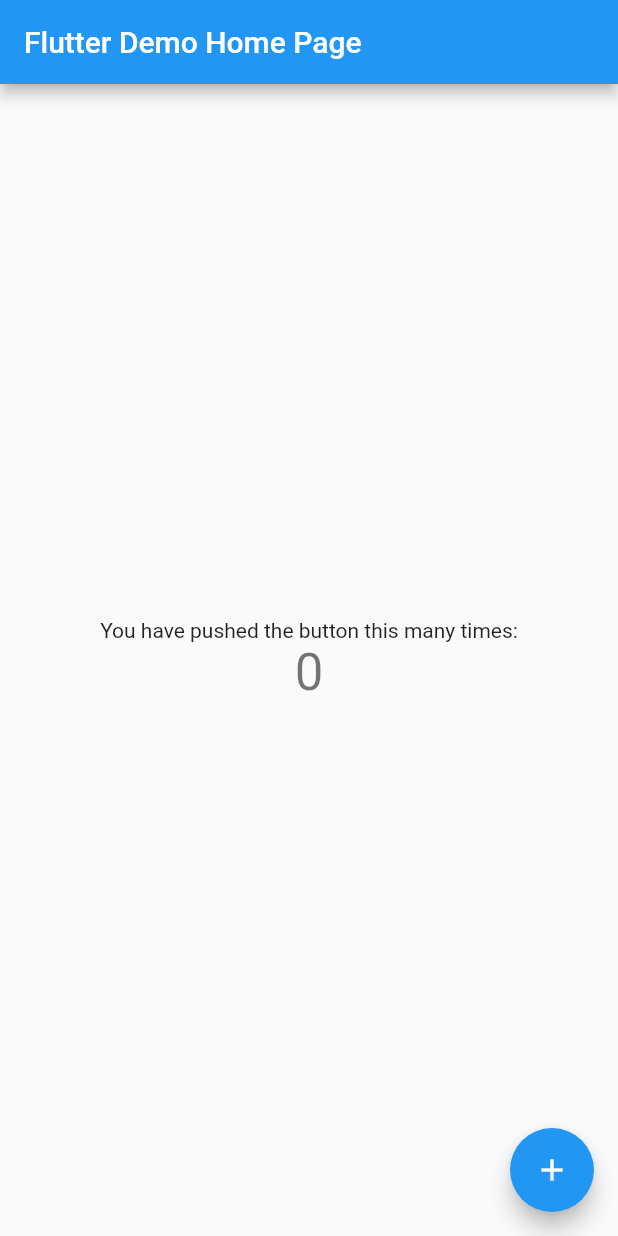
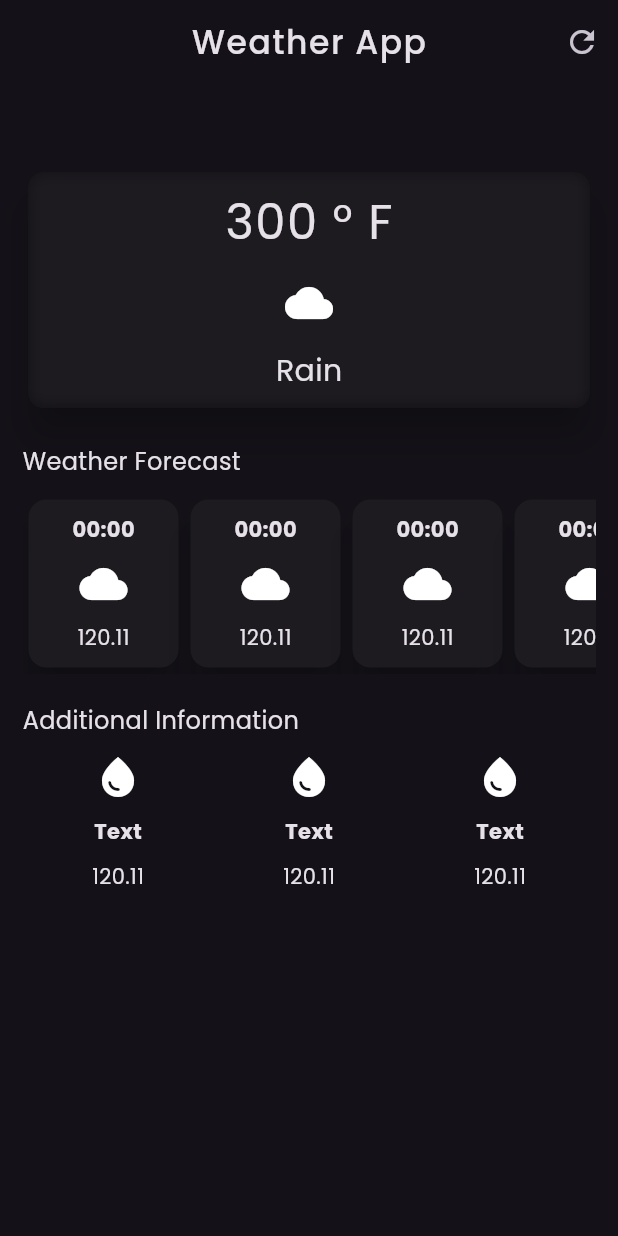
Before and after one commit to arjunsaud/flutter_weather_app, a Flutter app: the screen it shows after launch, on a phone screen of 412 x 824 dp. Run offline on Flutter 3.47's test engine with Material 2 defaults, Android fonts, the phone set to English and light mode, and no system bars; our stand-ins replace google_fonts.

Commit message:
ui complete

```diff
--- a/lib/main.dart
+++ b/lib/main.dart
@@ -1,115 +1,25 @@
 import 'package:flutter/material.dart';
+import 'package:google_fonts/google_fonts.dart';
+
+import 'screens/weather_screen.dart';
 
 void main() {
-  runApp(const MyApp());
+  runApp(const WeatherApp());
 }
 
-class MyApp extends StatelessWidget {
-  const MyApp({super.key});
+class WeatherApp extends StatelessWidget {
+  const WeatherApp({super.key});
 
-  // This widget is the root of your application.
   @override
   Widget build(BuildContext context) {
     return MaterialApp(
-      title: 'Flutter Demo',
+      debugShowCheckedModeBanner: false,
       theme: ThemeData(
-        // This is the theme of your application.
-        //
-        // Try running your application with "flutter run". You'll see the
-        // application has a blue toolbar. Then, without quitting the app, try
-        // changing the primarySwatch below to Colors.green and then invoke
-        // "hot reload" (press "r" in the console where you ran "flutter run",
-        // or simply save your changes to "hot reload" in a Flutter IDE).
-        // Notice that the counter didn't reset back to zero; the application
-        // is not restarted.
-        primarySwatch: Colors.blue,
-      ),
-      home: const MyHomePage(title: 'Flutter Demo Home Page'),
+          brightness: Brightness.dark,
+          useMaterial3: true,
+          fontFamily: GoogleFonts.poppins().fontFamily),
+      title: "Weather App",
+      home: WeatherScreen(),
     );
   }
 }
-
-class MyHomePage extends StatefulWidget {
-  const MyHomePage({super.key, required this.title});
-
-  // This widget is the home page of your application. It is stateful, meaning
-  // that it has a State object (defined below) that contains fields that affect
-  // how it looks.
-
-  // This class is the configuration for the state. It holds the values (in this
-  // case the title) provided by the parent (in this case the App widget) and
-  // used by the build method of the State. Fields in a Widget subclass are
-  // always marked "final".
-
-  final String title;
-
-  @override
-  State<MyHomePage> createState() => _MyHomePageState();
-}
-
-class _MyHomePageState extends State<MyHomePage> {
-  int _counter = 0;
-
-  void _incrementCounter() {
-    setState(() {
-      // This call to setState tells the Flutter framework that something has
-      // changed in this State, which causes it to rerun the build method below
-      // so that the display can reflect the updated values. If we changed
-      // _counter without calling setState(), then the build method would not be
-      // called again, and so nothing would appear to happen.
-      _counter++;
-    });
-  }
-
-  @override
-  Widget build(BuildContext context) {
-    // This method is rerun every time setState is called, for instance as done
-    // by the _incrementCounter method above.
-    //
-    // The Flutter framework has been optimized to make rerunning build methods
-    // fast, so that you can just rebuild anything that needs updating rather
-    // than having to individually change instances of widgets.
-    return Scaffold(
-      appBar: AppBar(
-        // Here we take the value from the MyHomePage object that was created by
-        // the App.build method, and use it to set our appbar title.
-        title: Text(widget.title),
-      ),
-      body: Center(
-        // Center is a layout widget. It takes a single child and positions it
-        // in the middle of the parent.
-        child: Column(
-          // Column is also a layout widget. It takes a list of children and
-          // arranges them vertically. By default, it sizes itself to fit its
-          // children horizontally, and tries to be as tall as its parent.
-          //
-          // Invoke "debug painting" (press "p" in the console, choose the
-          // "Toggle Debug Paint" action from the Flutter Inspector in Android
-          // Studio, or the "Toggle Debug Paint" command in Visual Studio Code)
-          // to see the wireframe for each widget.
-          //
-          // Column has various properties to control how it sizes itself and
-          // how it positions its children. Here we use mainAxisAlignment to
-          // center the children vertically; the main axis here is the vertical
-          // axis because Columns are vertical (the cross axis would be
-          // horizontal).
-          mainAxisAlignment: MainAxisAlignment.center,
-          children: <Widget>[
-            const Text(
-              'You have pushed the button this many times:',
-            ),
-            Text(
-              '$_counter',
-              style: Theme.of(context).textTheme.headlineMedium,
-            ),
-          ],
-        ),
-      ),
-      floatingActionButton: FloatingActionButton(
-        onPressed: _incrementCounter,
-        tooltip: 'Increment',
-        child: const Icon(Icons.add),
-      ), // This trailing comma makes auto-formatting nicer for build methods.
-    );
-  }
-}
--- /dev/null
+++ b/lib/screens/big_card.dart
@@ -0,0 +1,52 @@
+import 'dart:ui';
+import 'package:flutter/material.dart';
+
+class BigCard extends StatelessWidget {
+  const BigCard({super.key});
+
+  @override
+  Widget build(BuildContext context) {
+    return SizedBox(
+      width: double.infinity,
+      child: Card(
+        elevation: 10,
+        shape: RoundedRectangleBorder(
+          borderRadius: BorderRadius.circular(10),
+        ),
+        //ClipRReact is used to add radius for blur
+        child: ClipRRect(
+          borderRadius: BorderRadius.circular(10),
+          //back drop filter is for blur effect
+          child: BackdropFilter(
+            filter: ImageFilter.blur(sigmaX: 5, sigmaY: 5),
+            child: Padding(
+              padding: const EdgeInsets.all(10.0),
+              child: Column(
+                children: const [
+                  Text(
+                    "300 ° F",
+                    style: TextStyle(fontSize: 32, letterSpacing: 1),
+                  ),
+                  SizedBox(
+                    height: 15,
+                  ),
+                  Icon(
+                    Icons.cloud,
+                    size: 32,
+                  ),
+                  SizedBox(
+                    height: 15,
+                  ),
+                  Text(
+                    "Rain",
+                    style: TextStyle(fontSize: 20),
+                  )
+                ],
+              ),
+            ),
+          ),
+        ),
+      ),
+    );
+  }
+}
--- /dev/null
+++ b/lib/screens/small_card.dart
@@ -0,0 +1,68 @@
+import 'package:flutter/material.dart';
+
+class SmallCard extends StatelessWidget {
+  const SmallCard({super.key});
+
+  @override
+  Widget build(BuildContext context) {
+    return Card(
+      elevation: 10,
+      child: Container(
+        width: 100,
+        decoration: BoxDecoration(borderRadius: BorderRadius.circular(10)),
+        padding: const EdgeInsets.all(10.0),
+        child: Column(
+          children: const [
+            Text(
+              "00:00",
+              style: TextStyle(fontWeight: FontWeight.bold),
+            ),
+            SizedBox(
+              height: 10,
+            ),
+            Icon(
+              Icons.cloud,
+              size: 32,
+            ),
+            SizedBox(
+              height: 10,
+            ),
+            Text("120.11")
+          ],
+        ),
+      ),
+    );
+  }
+}
+
+class AdditionalCard extends StatelessWidget {
+  const AdditionalCard({super.key});
+
+  @override
+  Widget build(BuildContext context) {
+    return Container(
+      width: 100,
+      decoration: BoxDecoration(borderRadius: BorderRadius.circular(10)),
+      padding: const EdgeInsets.all(10.0),
+      child: Column(
+        children: const [
+          Icon(
+            Icons.water_drop,
+            size: 32,
+          ),
+          SizedBox(
+            height: 10,
+          ),
+          Text(
+            "Text",
+            style: TextStyle(fontWeight: FontWeight.bold),
+          ),
+          SizedBox(
+            height: 10,
+          ),
+          Text("120.11")
+        ],
+      ),
+    );
+  }
+}
--- /dev/null
+++ b/lib/screens/weather_screen.dart
@@ -0,0 +1,84 @@
+import 'package:flutter/material.dart';
+
+import 'big_card.dart';
+import 'small_card.dart';
+
+class WeatherScreen extends StatelessWidget {
+  const WeatherScreen({super.key});
+
+  @override
+  Widget build(BuildContext context) {
+    return Scaffold(
+      appBar: AppBar(
+        centerTitle: true,
+        title: const Text(
+          "Weather App",
+          style: TextStyle(fontWeight: FontWeight.w500, letterSpacing: 1),
+        ),
+        elevation: 0,
+        actions: [
+          IconButton(
+            onPressed: () {
+              print("refresh");
+            },
+            icon: const Icon(Icons.refresh),
+          )
+        ],
+      ),
+      body: Container(
+        padding: const EdgeInsets.all(15),
+        child: Column(
+          crossAxisAlignment: CrossAxisAlignment.start,
+          children: [
+            const SizedBox(
+              height: 40,
+            ),
+            BigCard(),
+            const SizedBox(
+              height: 20,
+            ),
+            const Text(
+              "Weather Forecast",
+              style: TextStyle(
+                fontSize: 16,
+              ),
+            ),
+            const SizedBox(
+              height: 10,
+            ),
+            SingleChildScrollView(
+              scrollDirection: Axis.horizontal,
+              child: Row(
+                children: const [
+                  SmallCard(),
+                  SmallCard(),
+                  SmallCard(),
+                  SmallCard(),
+                  SmallCard(),
+                  SmallCard()
+                ],
+              ),
+            ),
+            const SizedBox(
+              height: 20,
+            ),
+            const Text(
+              "Additional Information",
+              style: TextStyle(
+                fontSize: 16,
+              ),
+            ),
+            Row(
+              mainAxisAlignment: MainAxisAlignment.spaceAround,
+              children: const [
+                AdditionalCard(),
+                AdditionalCard(),
+                AdditionalCard()
+              ],
+            ),
+          ],
+        ),
+      ),
+    );
+  }
+}
--- a/pubspec.yaml
+++ b/pubspec.yaml
@@ -35,6 +35,7 @@ dependencies:
   # The following adds the Cupertino Icons font to your application.
   # Use with the CupertinoIcons class for iOS style icons.
   cupertino_icons: ^1.0.2
+  google_fonts: ^4.0.4
 
 dev_dependencies:
   flutter_test:
```
Also changed, not shown: pubspec.lock, 1 other file.
